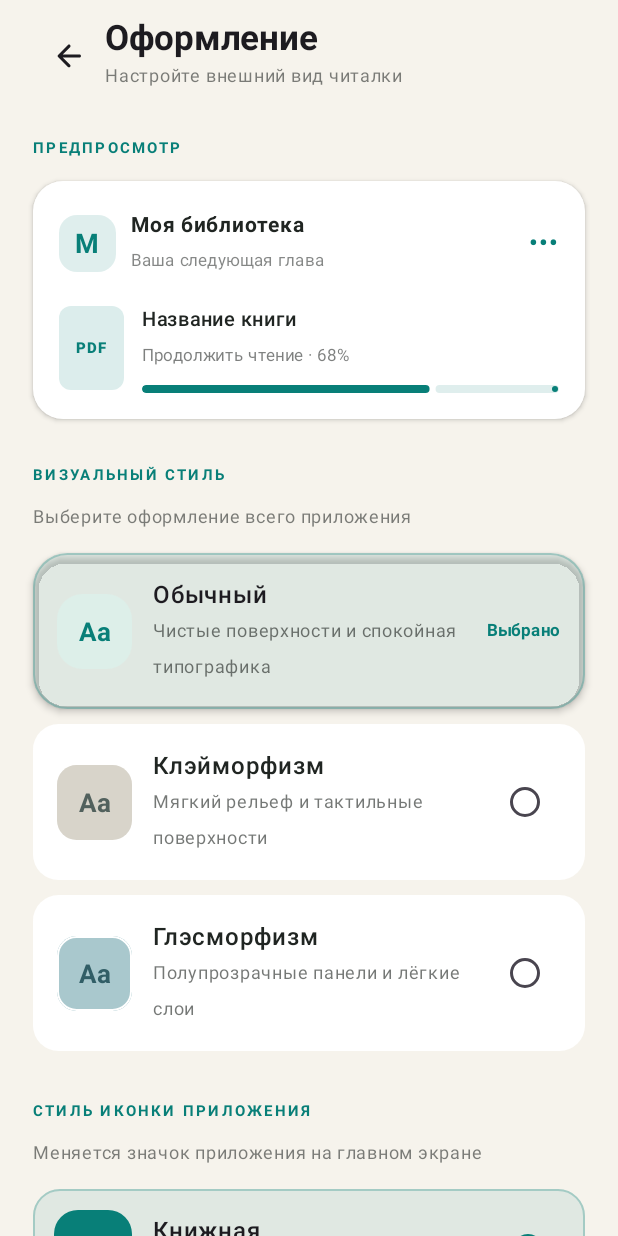
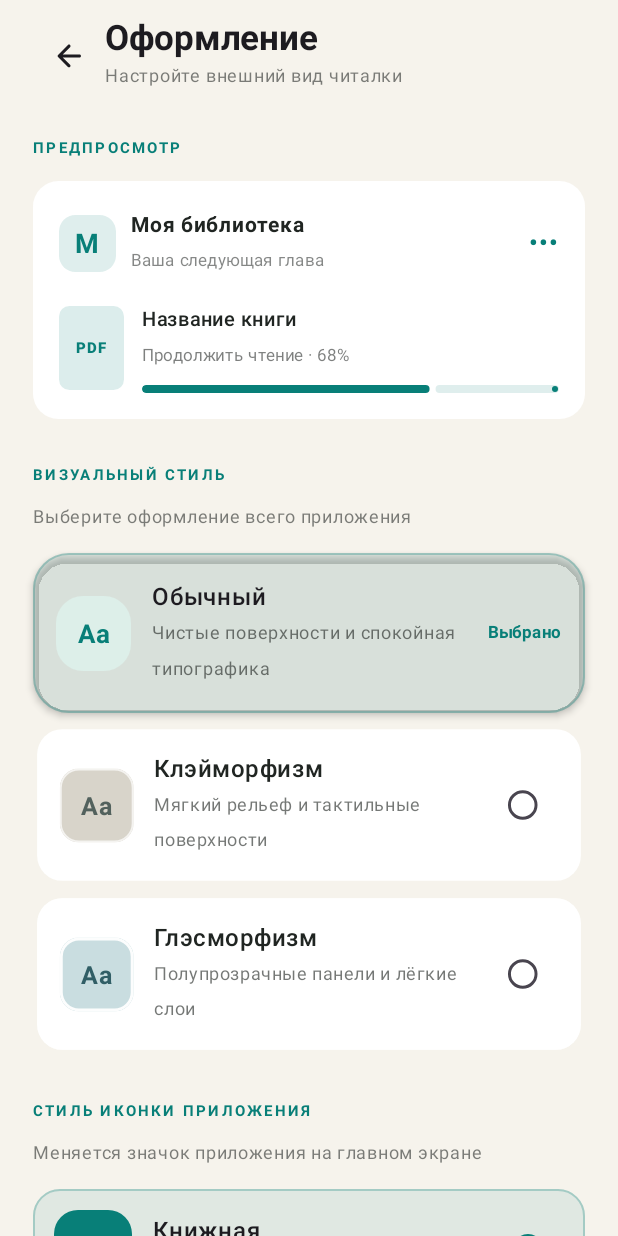
Before and after one commit to tihonoveckijan8-dev/BookApk, an Android app built with Jetpack Compose: the screen it shows after launch (MainActivity), after a tap on "Настройки оформления", on a phone screen of 412 x 824 dp. Run offline under Robolectric (Android 15) with nearby library versions, the phone set to English and light mode, and no system bars.

Commit message:
Polish animated visual style selection and live previews

```diff
--- a/app/src/main/java/ru/bookapk/reader/MainActivity.kt
+++ b/app/src/main/java/ru/bookapk/reader/MainActivity.kt
@@ -44,6 +44,7 @@ import androidx.compose.material3.*
 import androidx.compose.runtime.*
 import androidx.compose.animation.animateColorAsState
 import androidx.compose.animation.core.animateDpAsState
+import androidx.compose.animation.core.animateFloatAsState
 import androidx.compose.ui.Alignment
 import androidx.compose.ui.Modifier
 import androidx.compose.ui.draw.clip
@@ -274,18 +275,32 @@ private fun AppearanceScreen(
                 targetValue = if (selected) MaterialTheme.colorScheme.primary.copy(alpha = if (id == "glass") .13f else .09f) else panel,
                 animationSpec = tween(300), label = "style-card-$id"
             )
-            val elevation by animateDpAsState(if (selected && id == "clay") 8.dp else if (selected) 3.dp else 0.dp, tween(300), label = "style-elevation-$id")
-            val radius by animateDpAsState(if (selected) 23.dp else 17.dp, tween(300), label = "style-radius-$id")
+            val elevation by animateDpAsState(
+                if (selected && id == "clay") 9.dp else if (selected) 3.dp else 0.dp,
+                tween(360), label = "style-elevation-$id"
+            )
+            val radius by animateDpAsState(if (selected) 24.dp else 17.dp, tween(360), label = "style-radius-$id")
+            val scale by animateFloatAsState(if (selected) 1f else .985f, tween(360), label = "style-scale-$id")
+            val outlineAlpha by animateFloatAsState(if (selected) 1f else 0f, tween(260), label = "style-outline-$id")
             Card(
                 onClick = { onChange(appearance.copy(visualStyle = id)) },
                 modifier = Modifier.fillMaxWidth().padding(bottom = 10.dp)
-                    .then(if (selected && id == "glass") Modifier.border(1.dp, MaterialTheme.colorScheme.primary.copy(alpha = .35f), RoundedCornerShape(radius)) else Modifier),
+                    .graphicsLayer { scaleX = scale; scaleY = scale }
+                    .then(
+                        if (id == "glass") Modifier.border(
+                            width = if (selected) 1.5.dp else 1.dp,
+                            color = Color.White.copy(alpha = if (selected) .95f else .58f),
+                            shape = RoundedCornerShape(radius)
+                        ) else Modifier
+                    ),
                 shape = RoundedCornerShape(radius),
                 colors = CardDefaults.cardColors(containerColor = container),
                 elevation = CardDefaults.cardElevation(defaultElevation = elevation),
-                border = if (selected && id != "glass") androidx.compose.foundation.BorderStroke(1.dp, MaterialTheme.colorScheme.primary.copy(alpha = .28f)) else null
+                border = if (selected && id != "glass") androidx.compose.foundation.BorderStroke(
+                    1.dp, MaterialTheme.colorScheme.primary.copy(alpha = .28f * outlineAlpha)
+                ) else null
             ) {
-                Row(Modifier.padding(16.dp), verticalAlignment = Alignment.CenterVertically) {
+                Row(Modifier.padding(horizontal = 15.dp, vertical = if (selected) 17.dp else 15.dp), verticalAlignment = Alignment.CenterVertically) {
                     ThemeSwatch(style = id, selected = selected)
                     Spacer(Modifier.width(14.dp))
                     Column(Modifier.weight(1f)) {
@@ -351,16 +366,33 @@ private fun ThemeLivePreview(visualStyle: String) {
             else -> Teal
         }, tween(420), label = "preview-accent"
     )
+    val previewShape by animateDpAsState(
+        when (visualStyle) { "clay" -> 27.dp; "glass" -> 23.dp; else -> 17.dp },
+        tween(420), label = "preview-shape"
+    )
+    val previewElevation by animateDpAsState(
+        when (visualStyle) { "clay" -> 10.dp; "glass" -> 1.dp; else -> 0.dp },
+        tween(420), label = "preview-elevation"
+    )
     Card(
         modifier = Modifier.fillMaxWidth(),
-        shape = RoundedCornerShape(if (clay) 26.dp else 20.dp),
+        shape = RoundedCornerShape(previewShape),
         colors = CardDefaults.cardColors(containerColor = container),
-        elevation = CardDefaults.cardElevation(if (clay) 8.dp else 2.dp),
-        border = if (glass) androidx.compose.foundation.BorderStroke(1.dp, Color.White.copy(alpha = .9f)) else null
+        elevation = CardDefaults.cardElevation(previewElevation),
+        border = when {
+            glass -> androidx.compose.foundation.BorderStroke(1.5.dp, Color.White.copy(alpha = .96f))
+            clay -> androidx.compose.foundation.BorderStroke(1.dp, Color.White.copy(alpha = .55f))
+            else -> null
+        }
     ) {
-        Column(Modifier.padding(17.dp)) {
+        Column(Modifier.padding(if (clay) 19.dp else 17.dp)) {
             Row(verticalAlignment = Alignment.CenterVertically) {
-                Box(Modifier.size(38.dp).clip(RoundedCornerShape(12.dp)).background(accent.copy(alpha = .13f)), contentAlignment = Alignment.Center) {
+                Box(
+                    Modifier.size(38.dp).clip(RoundedCornerShape(if (clay) 14.dp else 11.dp))
+                        .background(if (clay) Color(0xFFE1DED5) else accent.copy(alpha = if (glass) .10f else .13f))
+                        .then(if (glass) Modifier.border(1.dp, Color.White, RoundedCornerShape(11.dp)) else Modifier),
+                    contentAlignment = Alignment.Center
+                ) {
                     Text("М", color = accent, fontWeight = FontWeight.Bold, fontSize = 18.sp)
                 }
                 Spacer(Modifier.width(10.dp))
@@ -372,7 +404,18 @@ private fun ThemeLivePreview(visualStyle: String) {
             }
             Spacer(Modifier.height(15.dp))
             Row(verticalAlignment = Alignment.CenterVertically) {
-                Box(Modifier.size(43.dp, 56.dp).clip(RoundedCornerShape(8.dp)).background(accent.copy(alpha = .14f)), contentAlignment = Alignment.Center) {
+                Box(
+                    Modifier.size(43.dp, 56.dp).clip(RoundedCornerShape(if (clay) 11.dp else 7.dp))
+                        .background(
+                            when (visualStyle) {
+                                "clay" -> Color(0xFFDAD6CC)
+                                "glass" -> Color(0xBFFFFFFF)
+                                else -> accent.copy(alpha = .14f)
+                            }
+                        )
+                        .then(if (glass) Modifier.border(1.dp, Color.White, RoundedCornerShape(7.dp)) else Modifier),
+                    contentAlignment = Alignment.Center
+                ) {
                     Text("PDF", color = accent, fontSize = 10.sp, fontWeight = FontWeight.ExtraBold)
                 }
                 Spacer(Modifier.width(12.dp))
@@ -404,10 +447,17 @@ private fun ThemeSwatch(style: String, selected: Boolean) {
         "glass" -> Color(0xFF315E66)
         else -> Teal
     }
+    val shape by animateDpAsState(if (selected) 18.dp else 13.dp, tween(280), label = "swatch-shape-$style")
     Box(
-        Modifier.size(50.dp).clip(RoundedCornerShape(if (selected) 17.dp else 13.dp))
-            .background(base)
-            .then(if (style == "glass") Modifier.border(1.dp, Color.White, RoundedCornerShape(13.dp)) else Modifier),
+        Modifier.size(50.dp).clip(RoundedCornerShape(shape))
+            .background(if (style == "glass") base.copy(alpha = .62f) else base)
+            .then(
+                when (style) {
+                    "glass" -> Modifier.border(1.5.dp, Color.White.copy(alpha = .95f), RoundedCornerShape(shape))
+                    "clay" -> Modifier.border(1.dp, Color.White.copy(alpha = .72f), RoundedCornerShape(shape))
+                    else -> Modifier
+                }
+            ),
         contentAlignment = Alignment.Center
     ) {
         Text("Aa", fontWeight = FontWeight.Bold, color = accent, fontSize = 17.sp)
```
